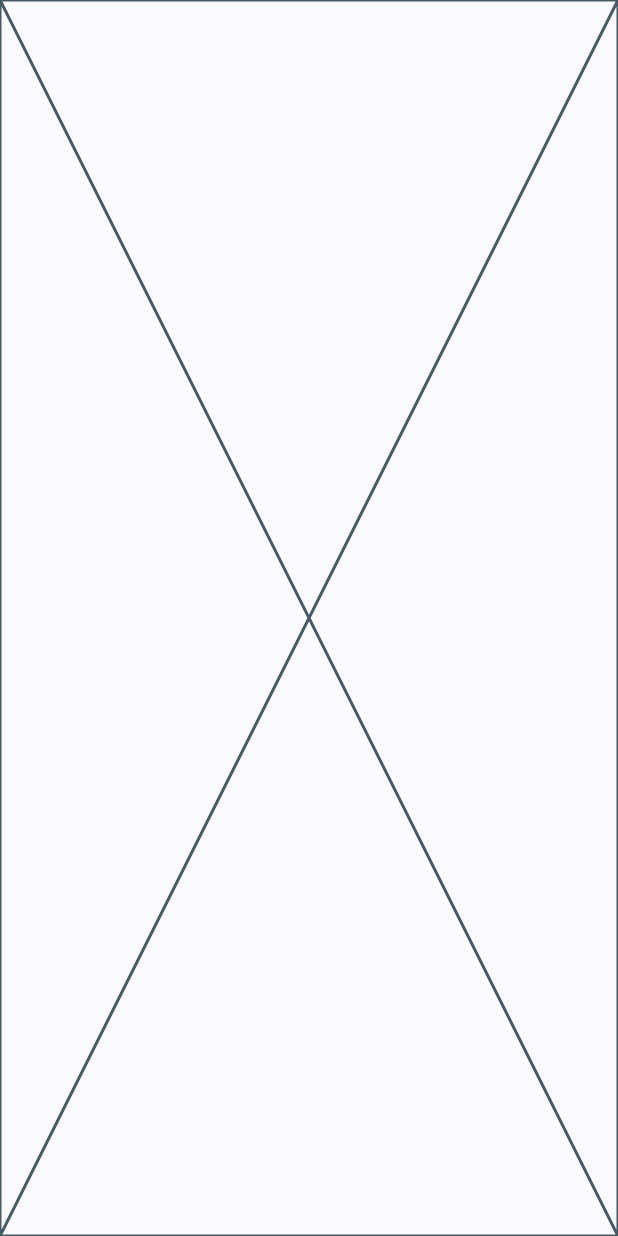
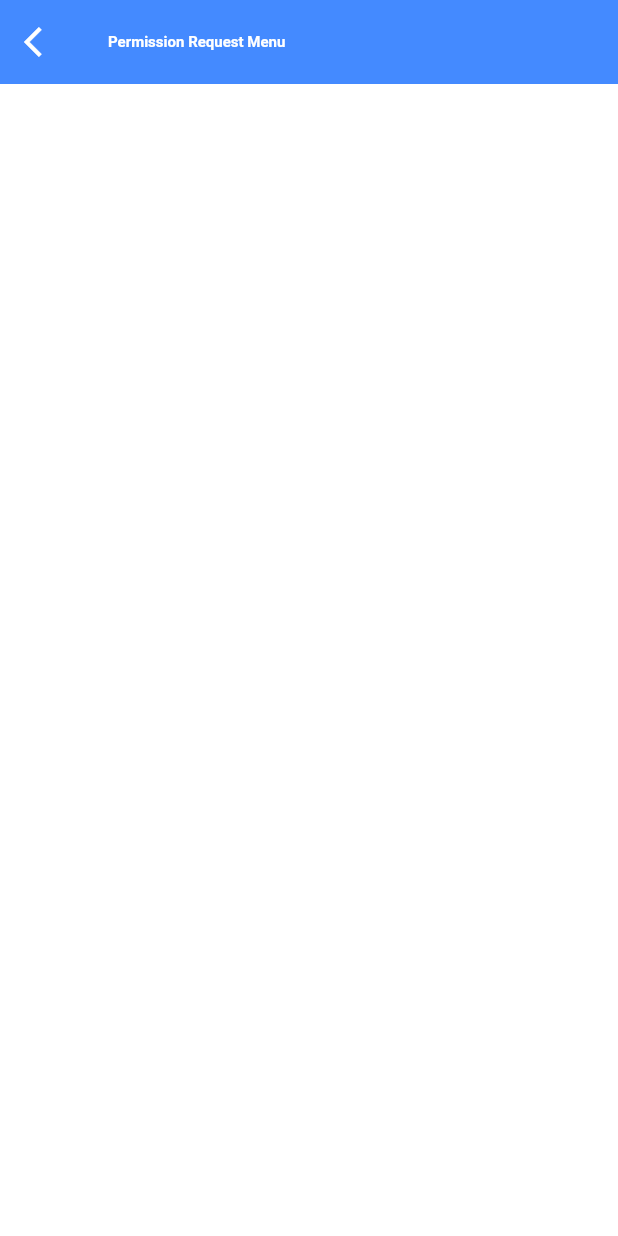
Before and after one commit to Khairunnyisa/attendance-app, a Flutter app: the PermissionScreen screen opened directly, on a phone screen of 412 x 824 dp. Run offline on Flutter 3.47's test engine with Material 3 defaults, Android fonts, the phone set to English and light mode, and no system bars; our stand-ins replace camera, cloud_firestore, dotted_border, firebase_core, geocoding, geolocator; missing offline and left inert: google_mlkit_face_detection; accounts and stored records are empty.

```diff
--- a/lib/ui/attend/components/app_bar.dart
+++ b/lib/ui/attend/components/app_bar.dart
@@ -12,10 +12,10 @@ AppBar buildAppBar(BuildContext context) {
       onPressed: () => Navigator.of(context).pop(),
     ),
     title: Text(
-      "Attendance Menu",
+      "Permission Request Menu",
       style: TextStyle(
         color: Colors.white,
-        fontSize: 20,
+        fontSize: 18,
         fontWeight: FontWeight.bold,
       ),
     ),
--- /dev/null
+++ b/lib/ui/permission/components/app_bar.dart
@@ -0,0 +1,20 @@
+import 'package:flutter/material.dart';
+
+AppBar buildAppBar(BuildContext context) {
+  return AppBar(
+    elevation: 0,
+    backgroundColor: Colors.blueAccent,
+    leading: IconButton(
+      icon: const Icon(Icons.arrow_back_ios, color: Colors.white),
+      onPressed: () => Navigator.of(context).pop,
+  ),
+  title: const Text(
+    "Permission Request Menu",
+    style: TextStyle(
+      fontSize: 10,
+      fontWeight: FontWeight.bold,
+      color: Colors.white
+    ),
+  ),
+  );
+}
--- a/lib/ui/permission/permission_screen.dart
+++ b/lib/ui/permission/permission_screen.dart
@@ -1,4 +1,6 @@
 import 'package:attendance_app/services/location_service.dart';
+import 'package:attendance_app/ui/permission/components/app_bar.dart';
+
 import 'package:flutter/material.dart';
 
 class PermissionScreen extends StatefulWidget {
@@ -11,18 +13,29 @@ class PermissionScreen extends StatefulWidget {
 class _PermissionScreenState extends State<PermissionScreen> {
   @override
   Widget build(BuildContext context) {
-    return const Placeholder();
+    Size size = MediaQuery.of(context).size;
+    return Scaffold(
+      backgroundColor: Colors.white,
+      appBar:buildAppBar(context),
+      body: SingleChildScrollView(
+        child: Card(
+          color: Colors.white,
+          margin: EdgeInsets.fromLTRB(10,10,10,30),
+          shape: RoundedRectangleBorder(
+            borderRadius: BorderRadius.circular(10)
+          ),
+          elevation: 5,
+          child: Column(
+            crossAxisAlignment: CrossAxisAlignment.start,
+            children: [
+              // buat komponen UI form header
+              // buat komponen UI form body
+              // buat komponen UI form submit button
+            ],
+          ),
+        ),
+      ),
+    );
   }
-  void requestPermission() async{
-    final hasPermission = await handleLocationPermission(context);
-    try {
-      if (hasPermission) {
 
-      }
-
-    } catch (e) {
-
-    }
-
-  }
 }
```
Also changed, not shown: lib/ui/permission/components/form_header.dart (added, +40 -0 lines).
